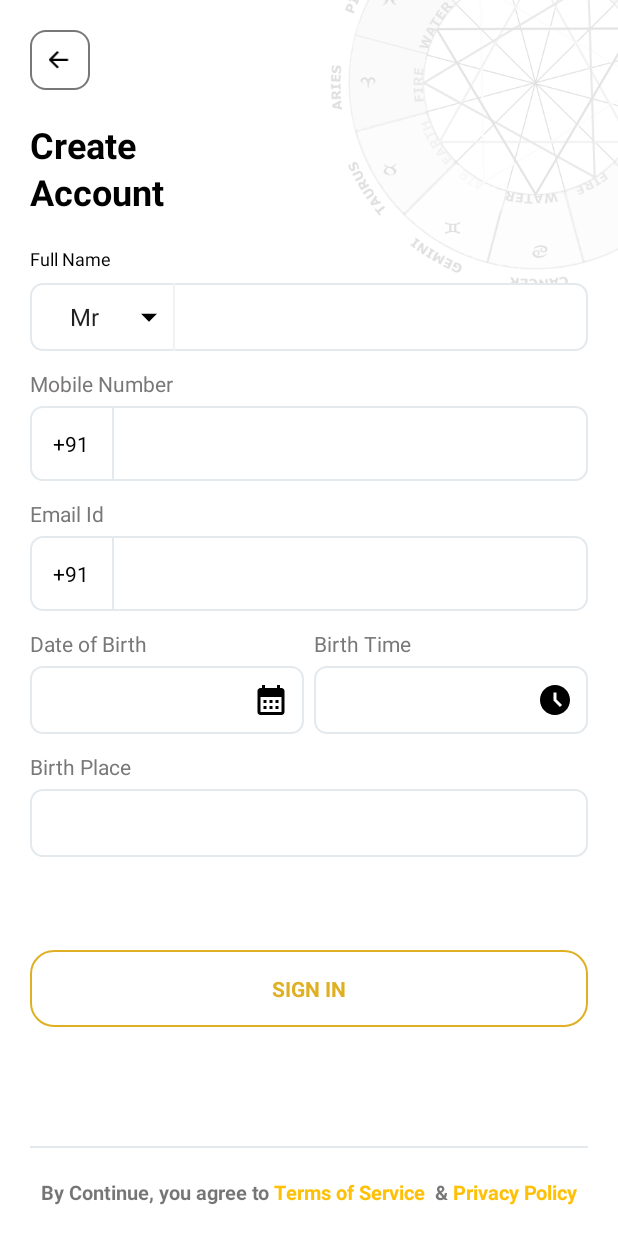
After one commit to prahladamigo/astrovision, an Android app: the layout fragment_register.xml on its own in the app's theme, with its tools: preview values and no code run, on a phone screen of 412 x 824 dp. The commit adds this screen. Run offline under Robolectric (Android 15) with nearby library versions, the phone set to English and light mode, and no system bars.

Commit message:
register

```diff
--- /dev/null
+++ b/app/src/main/res/drawable/edittext_rounded_style.xml
@@ -0,0 +1,10 @@
+<?xml version="1.0" encoding="utf-8"?>
+<shape xmlns:android="http://schemas.android.com/apk/res/android"
+    android:shape= "rectangle"  >
+
+    <stroke android:width="1dp" android:color="@color/colorPrimary"/>
+
+    <solid android:color="@color/white"/>
+
+    <corners android:radius="@dimen/activity_margin_8dp"/>
+</shape>
--- /dev/null
+++ b/app/src/main/res/drawable/ic_cal.xml
@@ -0,0 +1,5 @@
+<vector android:height="24dp" android:tint="#000000"
+    android:viewportHeight="24" android:viewportWidth="24"
+    android:width="24dp" xmlns:android="http://schemas.android.com/apk/res/android">
+    <path android:fillColor="@android:color/white" android:pathData="M19,4h-1V2h-2v2H8V2H6v2H5C3.89,4 3.01,4.9 3.01,6L3,20c0,1.1 0.89,2 2,2h14c1.1,0 2,-0.9 2,-2V6C21,4.9 20.1,4 19,4zM19,20H5V10h14V20zM9,14H7v-2h2V14zM13,14h-2v-2h2V14zM17,14h-2v-2h2V14zM9,18H7v-2h2V18zM13,18h-2v-2h2V18zM17,18h-2v-2h2V18z"/>
+</vector>
--- /dev/null
+++ b/app/src/main/res/drawable/ic_clock.xml
@@ -0,0 +1,5 @@
+<vector android:height="24dp" android:tint="#000000"
+    android:viewportHeight="24" android:viewportWidth="24"
+    android:width="24dp" xmlns:android="http://schemas.android.com/apk/res/android">
+    <path android:fillColor="@android:color/white" android:pathData="M11.99,2C6.47,2 2,6.48 2,12s4.47,10 9.99,10C17.52,22 22,17.52 22,12S17.52,2 11.99,2zM15.29,16.71L11,12.41V7h2v4.59l3.71,3.71L15.29,16.71z"/>
+</vector>
--- /dev/null
+++ b/app/src/main/res/drawable/icarrow_drop_down.xml
@@ -0,0 +1,10 @@
+<vector xmlns:android="http://schemas.android.com/apk/res/android"
+    android:width="24dp"
+    android:height="24dp"
+    android:viewportWidth="24"
+    android:viewportHeight="24"
+    android:tint="@color/black">
+  <path
+      android:fillColor="@android:color/white"
+      android:pathData="M7,10l5,5 5,-5z"/>
+</vector>
--- /dev/null
+++ b/app/src/main/res/layout/fragment_register.xml
@@ -0,0 +1,408 @@
+<?xml version="1.0" encoding="utf-8"?>
+<RelativeLayout xmlns:android="http://schemas.android.com/apk/res/android"
+    android:layout_width="match_parent"
+    android:layout_height="match_parent">
+
+
+    <LinearLayout
+        android:id="@+id/lay_back"
+        android:layout_width="@dimen/margin_40dp"
+        android:layout_height="@dimen/margin_40dp"
+        android:background="@drawable/outline_gray_round_bg"
+        android:gravity="center"
+        android:layout_margin="@dimen/activity_margin_20dp">
+
+        <ImageView
+            android:layout_width="@dimen/margin_30dp"
+            android:layout_height="@dimen/margin_20dp"
+            android:layout_marginLeft="@dimen/margin_5dp"
+            android:src="@drawable/ic_arrow_back" />
+
+    </LinearLayout>
+
+    <LinearLayout
+        android:id="@+id/lay_create_account"
+        android:layout_below="@+id/lay_back"
+        android:layout_width="match_parent"
+        android:layout_height="wrap_content"
+        android:orientation="vertical"
+        android:layout_marginLeft="@dimen/margin_20dp">
+
+        <TextView
+            android:layout_width="wrap_content"
+            android:layout_height="wrap_content"
+            android:gravity="left"
+            android:lineSpacingExtra="@dimen/lay_height_3dp"
+            android:text="@string/create_account"
+            android:textColor="@color/black"
+            android:textSize="@dimen/text_size_24sp"
+            android:textStyle="bold" />
+
+
+    </LinearLayout>
+
+    <ImageView
+        android:id="@+id/bg_image"
+        android:layout_width="wrap_content"
+        android:layout_height="wrap_content"
+        android:layout_alignParentRight="true"
+        android:layout_marginTop="@dimen/margin_minus_100dp"
+        android:layout_marginRight="@dimen/margin_minus_100dp"
+        android:src="@drawable/bgimage" />
+
+    <ScrollView
+        android:layout_below="@+id/lay_create_account"
+        android:layout_width="match_parent"
+        android:layout_height="wrap_content"
+        android:layout_above="@+id/lbl_term_cond">
+
+        <RelativeLayout
+            android:layout_width="match_parent"
+            android:layout_height="wrap_content"
+            android:padding="@dimen/padding_20">
+
+            <LinearLayout
+                android:layout_width="match_parent"
+                android:layout_height="wrap_content"
+                android:orientation="vertical">
+
+
+
+
+                <TextView
+                    android:id="@+id/lbl_login_id"
+                    android:layout_width="match_parent"
+                    android:layout_height="wrap_content"
+                    android:text="@string/lbl_full_name"
+                    android:textColor="@color/black"
+                    android:textSize="@dimen/text_size_12sp" />
+
+                <LinearLayout
+                    android:layout_width="match_parent"
+                    android:layout_height="@dimen/activity_margin_45dp"
+                    android:layout_marginTop="@dimen/activity_margin_8dp"
+                    android:layout_marginBottom="@dimen/activity_margin_12dp"
+                    android:background="@drawable/edittext_rounded_style"
+                    android:gravity="center"
+                    android:paddingStart="@dimen/activity_margin_15dp"
+                    android:paddingEnd="@dimen/activity_margin_15dp">
+
+
+                    <RelativeLayout
+                        android:layout_width="@dimen/activity_margin_80dp"
+                        android:layout_height="match_parent"
+                        android:orientation="horizontal"
+                        android:padding="@dimen/activity_margin_3dp">
+
+                        <Spinner
+                            android:id="@+id/spinner_signature"
+                            android:layout_width="@dimen/activity_margin_100dp"
+                            android:layout_height="match_parent"
+                            android:layout_gravity="center_vertical"
+                            android:layout_toLeftOf="@+id/signature_arrow"
+                            android:background="@null"
+                            android:dropDownVerticalOffset="@dimen/activity_margin_45dp"
+                            android:entries="@array/signature"
+                            android:gravity="center_vertical"
+                            android:padding="0dp"
+                            android:spinnerMode="dropdown" />
+
+                        <ImageView
+                            android:id="@+id/signature_arrow"
+                            android:layout_width="@dimen/activity_margin_25dp"
+                            android:layout_height="@dimen/activity_margin_25dp"
+                            android:layout_alignParentRight="true"
+                            android:layout_centerVertical="true"
+                            android:src="@drawable/icarrow_drop_down" />
+                    </RelativeLayout>
+
+                    <View
+                        android:layout_width="@dimen/margin_1dp"
+                        android:layout_height="match_parent"
+                        android:background="@drawable/gray_bg" />
+
+                    <EditText
+                        android:id="@+id/txt_login_id"
+                        android:layout_width="match_parent"
+                        android:layout_height="match_parent"
+                        android:background="@null"
+                        android:ellipsize="end"
+                        android:focusableInTouchMode="true"
+                        android:imeOptions="actionNext"
+                        android:inputType="text"
+                        android:maxLength="20"
+                        android:maxLines="1"
+                        android:textColor="@color/color_0F2C52"
+                        android:textColorHint="@color/color_c2ccd9"
+                        android:textSize="@dimen/text_size_14sp" />
+                </LinearLayout>
+
+
+                <TextView
+                    android:layout_width="match_parent"
+                    android:layout_height="wrap_content"
+                    android:gravity="start"
+                    android:text="@string/mobile_number"
+                    android:textColor="@color/gray"
+                    android:textSize="@dimen/text_size_14sp"
+                    android:textStyle="normal" />
+
+                <LinearLayout
+                    android:layout_width="match_parent"
+                    android:layout_height="wrap_content"
+                    android:layout_marginTop="@dimen/margin_5dp"
+                    android:layout_marginBottom="@dimen/activity_margin_12dp"
+                    android:background="@drawable/edittext_rounded_style">
+
+                    <TextView
+                        android:layout_width="wrap_content"
+                        android:layout_height="wrap_content"
+                        android:gravity="start"
+                        android:padding="@dimen/padding_15"
+                        android:text="+91"
+                        android:textColor="@color/black"
+                        android:textSize="@dimen/text_size_14sp"
+                        android:textStyle="normal" />
+
+                    <View
+                        android:layout_width="@dimen/lay_width_1dp"
+                        android:layout_height="match_parent"
+                        android:background="@color/colorPrimary" />
+
+                    <EditText
+                        android:layout_width="match_parent"
+                        android:layout_height="match_parent"
+                        android:background="@null"
+                        android:imeOptions="actionNext"
+                        android:inputType="number"
+                        android:paddingStart="@dimen/margin_10dp"
+                        android:singleLine="true" />
+
+                </LinearLayout>
+
+
+                <TextView
+                    android:layout_width="match_parent"
+                    android:layout_height="wrap_content"
+                    android:gravity="start"
+                    android:text="@string/email_id"
+                    android:textColor="@color/gray"
+                    android:textSize="@dimen/text_size_14sp"
+                    android:textStyle="normal" />
+
+                <LinearLayout
+                    android:layout_width="match_parent"
+                    android:layout_height="wrap_content"
+                    android:layout_marginTop="@dimen/margin_5dp"
+                    android:layout_marginBottom="@dimen/activity_margin_12dp"
+                    android:background="@drawable/edittext_rounded_style">
+
+                    <TextView
+                        android:layout_width="wrap_content"
+                        android:layout_height="wrap_content"
+                        android:gravity="start"
+                        android:padding="@dimen/padding_15"
+                        android:text="+91"
+                        android:textColor="@color/black"
+                        android:textSize="@dimen/text_size_14sp"
+                        android:textStyle="normal" />
+
+                    <View
+                        android:layout_width="@dimen/lay_width_1dp"
+                        android:layout_height="match_parent"
+                        android:background="@color/colorPrimary" />
+
+                    <EditText
+                        android:layout_width="match_parent"
+                        android:layout_height="match_parent"
+                        android:background="@null"
+                        android:imeOptions="actionNext"
+                        android:inputType="textEmailAddress"
+                        android:paddingStart="@dimen/margin_10dp"
+                        android:singleLine="true" />
+
+                </LinearLayout>
+
+
+                <LinearLayout
+                    android:layout_width="match_parent"
+                    android:layout_height="wrap_content"
+                    android:orientation="horizontal"
+                    android:weightSum="2"
+                    android:layout_marginBottom="@dimen/activity_margin_12dp">
+
+                    <LinearLayout
+                        android:layout_width="match_parent"
+                        android:layout_height="wrap_content"
+                        android:layout_weight="1"
+                        android:layout_marginRight="@dimen/activity_margin_3dp"
+                        android:orientation="vertical">
+
+                        <TextView
+                            android:layout_width="match_parent"
+                            android:layout_height="wrap_content"
+                            android:gravity="start"
+                            android:text="@string/dob"
+                            android:textColor="@color/gray"
+                            android:textSize="@dimen/text_size_14sp"
+                            android:textStyle="normal" />
+
+                        <LinearLayout
+                            android:layout_width="match_parent"
+                            android:layout_height="wrap_content"
+                            android:layout_marginTop="@dimen/margin_5dp"
+                            android:background="@drawable/edittext_rounded_style">
+
+
+                            <EditText
+                                android:layout_width="match_parent"
+                                android:layout_height="match_parent"
+                                android:background="@null"
+                                android:minHeight="@dimen/margin_45dp"
+                                android:imeOptions="actionNext"
+                                android:inputType="number"
+                                android:paddingStart="@dimen/margin_10dp"
+                                android:drawableEnd="@drawable/ic_cal"
+                                android:paddingEnd="@dimen/padding_10"
+                                android:singleLine="true" />
+
+                        </LinearLayout>
+
+
+                    </LinearLayout>
+
+                    <LinearLayout
+                        android:layout_width="match_parent"
+                        android:layout_height="wrap_content"
+                        android:layout_weight="1"
+                        android:layout_marginLeft="@dimen/activity_margin_3dp">
+
+                        <LinearLayout
+                            android:layout_width="match_parent"
+                            android:layout_height="wrap_content"
+                            android:layout_weight="1"
+                            android:orientation="vertical">
+
+                            <TextView
+                                android:layout_width="match_parent"
+                                android:layout_height="wrap_content"
+                                android:gravity="start"
+                                android:text="@string/birth_time"
+                                android:textColor="@color/gray"
+                                android:textSize="@dimen/text_size_14sp"
+                                android:textStyle="normal" />
+
+                            <LinearLayout
+                                android:layout_width="match_parent"
+                                android:layout_height="wrap_content"
+                                android:layout_marginTop="@dimen/margin_5dp"
+                                android:background="@drawable/edittext_rounded_style">
+
+
+                                <EditText
+                                    android:layout_width="match_parent"
+                                    android:layout_height="match_parent"
+                                    android:background="@null"
+                                    android:minHeight="@dimen/margin_45dp"
+                                    android:imeOptions="actionNext"
+                                    android:inputType="number"
+                                    android:drawableRight="@drawable/ic_clock"
+                                    android:paddingStart="@dimen/margin_10dp"
+                                    android:paddingEnd="@dimen/margin_10dp"
+                                    android:singleLine="true" />
+
+                            </LinearLayout>
+
+
+                        </LinearLayout>
+
+                    </LinearLayout>
+
+                </LinearLayout>
+
+
+
+
+                <TextView
+                    android:layout_width="match_parent"
+                    android:layout_height="wrap_content"
+                    android:gravity="start"
+                    android:text="@string/birth_place"
+                    android:textColor="@color/gray"
+                    android:textSize="@dimen/text_size_14sp"
+                    android:textStyle="normal" />
+
+                <LinearLayout
+                    android:layout_width="match_parent"
+                    android:layout_height="wrap_content"
+                    android:layout_marginTop="@dimen/margin_5dp"
+                    android:layout_marginBottom="@dimen/activity_margin_12dp"
+                    android:background="@drawable/edittext_rounded_style">
+
+
+                    <EditText
+                        android:layout_width="match_parent"
+                        android:layout_height="match_parent"
+                        android:background="@null"
+                        android:minHeight="@dimen/margin_45dp"
+                        android:imeOptions="actionNext"
+                        android:inputType="number"
+                        android:paddingStart="@dimen/margin_10dp"
+                        android:singleLine="true" />
+
+                </LinearLayout>
+
+
+
+                <TextView
+                    android:id="@+id/txt_continue_proceed"
+                    android:layout_width="match_parent"
+                    android:layout_height="wrap_content"
+                    android:layout_marginTop="@dimen/margin_50dp"
+                    android:background="@drawable/round_yellow_outline_bg"
+                    android:gravity="center"
+                    android:padding="@dimen/margin_16dp"
+                    android:paddingStart="@dimen/margin_16dp"
+                    android:text="@string/sign_in"
+                    android:textAllCaps="true"
+                    android:textColor="@color/yellow"
+                    android:textSize="@dimen/text_size_14sp"
+                    android:textStyle="bold" />
+
+
+            </LinearLayout>
+
+
+        </RelativeLayout>
+
+    </ScrollView>
+
+    <LinearLayout
+        android:id="@+id/lbl_term_cond"
+        android:layout_width="match_parent"
+        android:layout_height="wrap_content"
+        android:layout_alignParentBottom="true"
+        android:layout_margin="@dimen/margin_20dp"
+        android:orientation="vertical">
+
+        <View
+            android:layout_width="match_parent"
+            android:layout_height="@dimen/lay_height_1dp"
+            android:layout_gravity="center_horizontal"
+            android:background="@color/colorPrimary" />
+
+
+        <TextView
+            android:id="@+id/txt_save_details"
+            android:layout_width="match_parent"
+            android:layout_height="wrap_content"
+            android:layout_alignParentBottom="true"
+            android:layout_marginTop="@dimen/margin_20dp"
+            android:gravity="center"
+            android:text="@string/by_continue_you_agree"
+            android:textSize="@dimen/text_size_13sp"
+            android:textStyle="bold" />
+
+    </LinearLayout>
+
+</RelativeLayout>
--- a/app/src/main/res/values-night/themes.xml
+++ b/app/src/main/res/values-night/themes.xml
@@ -2,12 +2,12 @@
     <!-- Base application theme. -->
     <style name="Theme.AstroPower" parent="Theme.MaterialComponents.DayNight.DarkActionBar">
         <!-- Primary brand color. -->
-        <item name="colorPrimary">@color/purple_200</item>
-        <item name="colorPrimaryVariant">@color/purple_700</item>
+        <item name="colorPrimary">@color/colorPrimary</item>
+        <item name="colorPrimaryVariant">@color/colorPrimaryDark</item>
         <item name="colorOnPrimary">@color/black</item>
         <!-- Secondary brand color. -->
-        <item name="colorSecondary">@color/teal_200</item>
-        <item name="colorSecondaryVariant">@color/teal_200</item>
+        <item name="colorSecondary">@color/colorPrimary</item>
+        <item name="colorSecondaryVariant">@color/colorPrimary</item>
         <item name="colorOnSecondary">@color/black</item>
         <!-- Status bar color. -->
         <item name="android:statusBarColor" tools:targetApi="l">?attr/colorPrimaryVariant</item>
--- a/app/src/main/res/values/dimens.xml
+++ b/app/src/main/res/values/dimens.xml
@@ -33,4 +33,21 @@
     <dimen name="margin_8dp">8dp</dimen>
     <dimen name="margin_15dp">15dp</dimen>
     <dimen name="text_size_11sp">11sp</dimen>
+    <dimen name="margin_minus_80dp">-80dp</dimen>
+    <dimen name="margin_40dp">40dp</dimen>
+    <dimen name="text_size_24sp">24sp</dimen>
+    <dimen name="activity_margin_20dp">20dp</dimen>
+    <dimen name="activity_margin_30dp">30dp</dimen>
+    <dimen name="activity_margin_45dp">45dp</dimen>
+    <dimen name="activity_margin_15dp">15dp</dimen>
+    <dimen name="activity_margin_8dp">8dp</dimen>
+    <dimen name="activity_margin_12dp">12dp</dimen>
+    <dimen name="text_size_12sp">12sp</dimen>
+    <dimen name="activity_margin_80dp">80dp</dimen>
+    <dimen name="activity_margin_3dp">3dp</dimen>
+    <dimen name="activity_margin_100dp">100dp</dimen>
+    <dimen name="activity_margin_25dp">25dp</dimen>
+    <dimen name="margin_minus_100dp">-100dp</dimen>
+    <dimen name="activity_margin_6dp">6dp</dimen>
+    <dimen name="margin_45dp">45dp</dimen>
 </resources>
--- a/app/src/main/res/values/strings.xml
+++ b/app/src/main/res/values/strings.xml
@@ -28,5 +28,19 @@
     <string name="send_to">send to</string>
     <string name="enter_4_digit_otp">ENTER 4 DIGIT OTP</string>
     <string name="confirm_otp">Confirm OTP</string>
+    <string name="create_account">Create\nAccount</string>
+    <string name="lbl_full_name">Full Name</string>
+    <string name="email_id">Email Id</string>
+    <string name="dob">Date of Birth</string>
+    <string name="birth_time">Birth Time</string>
+    <string name="birth_place">Birth Place</string>
+    <string name="sign_in">Sign In</string>
+
+    <string-array name="signature">
+        <item>Mr</item>
+        <item>Mrs</item>
+        <item>Ms</item>
+        <item>Miss</item>
+    </string-array>
 
 </resources>
--- a/app/src/main/res/values/themes.xml
+++ b/app/src/main/res/values/themes.xml
@@ -2,12 +2,12 @@
     <!-- Base application theme. -->
     <style name="Theme.AstroPower" parent="Theme.MaterialComponents.DayNight.DarkActionBar">
         <!-- Primary brand color. -->
-        <item name="colorPrimary">@color/purple_500</item>
-        <item name="colorPrimaryVariant">@color/purple_700</item>
+        <item name="colorPrimary">@color/colorPrimary</item>
+        <item name="colorPrimaryVariant">@color/colorPrimary</item>
         <item name="colorOnPrimary">@color/white</item>
         <!-- Secondary brand color. -->
-        <item name="colorSecondary">@color/teal_200</item>
-        <item name="colorSecondaryVariant">@color/teal_700</item>
+        <item name="colorSecondary">@color/colorPrimaryDark</item>
+        <item name="colorSecondaryVariant">@color/colorPrimaryDark</item>
         <item name="colorOnSecondary">@color/black</item>
         <!-- Status bar color. -->
         <item name="android:statusBarColor" tools:targetApi="l">?attr/colorPrimaryVariant</item>
```
